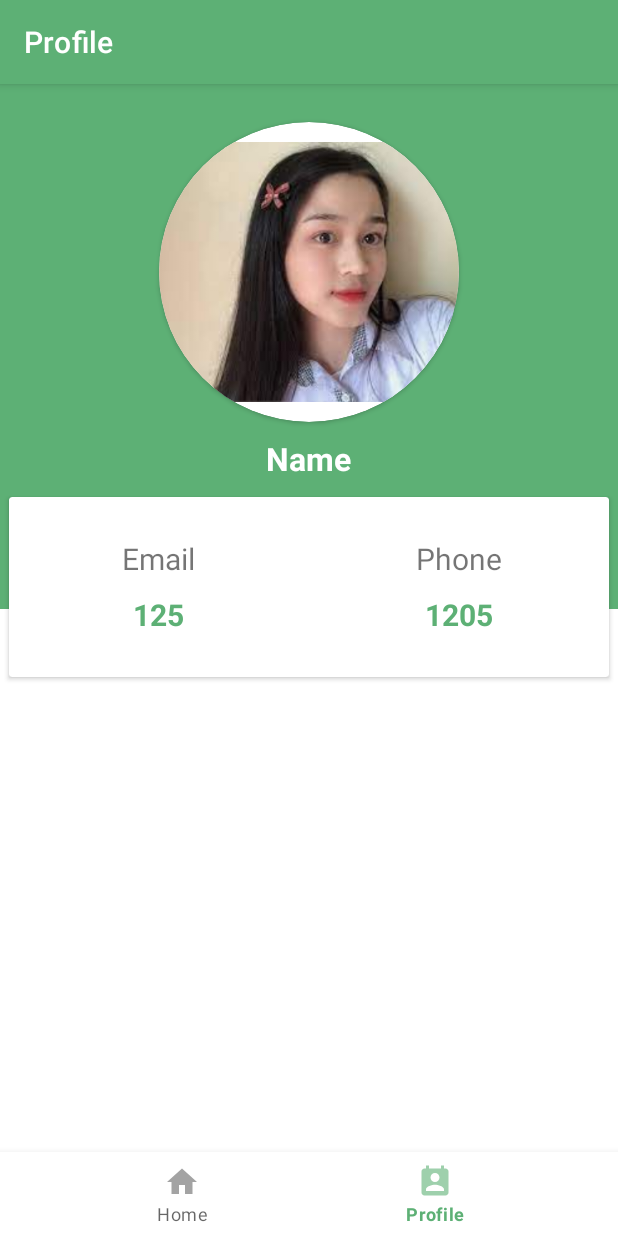
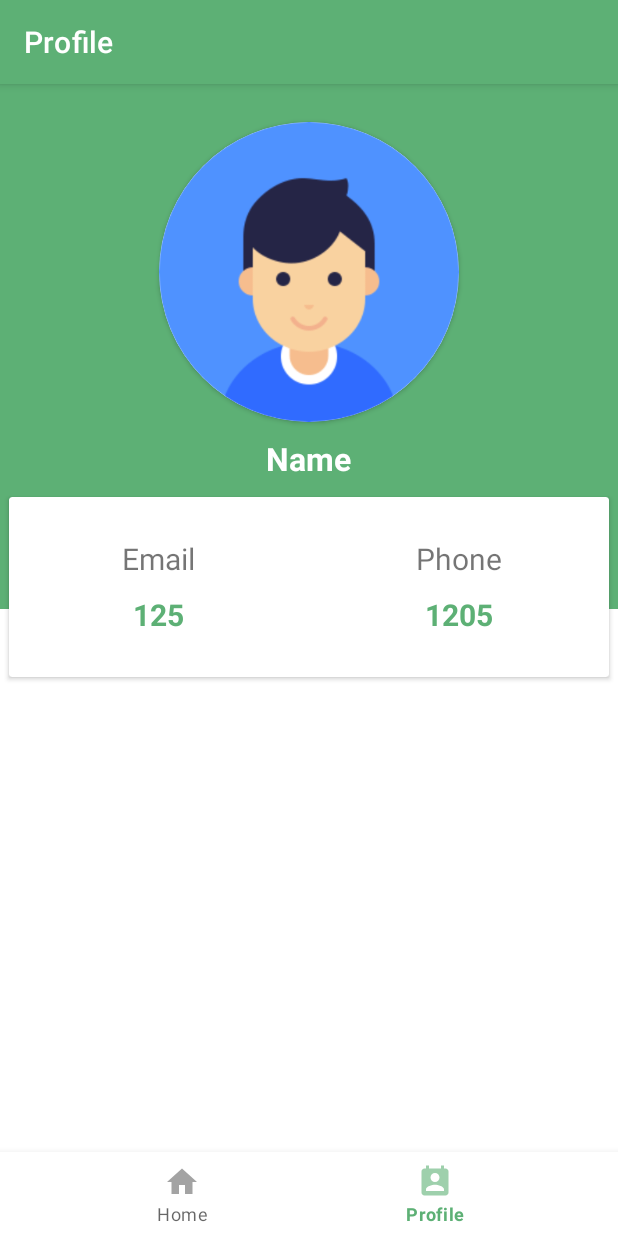
Before and after one commit to newgate1999/PhamTuanAnhTodolist, an Android app: the HomeFragment screen opened directly, with no data from a screen before it, item 2 of the bottom bar chosen, on a phone screen of 412 x 824 dp. Run offline under Robolectric (Android 15) with nearby library versions, the phone set to English and light mode, and no system bars; our stand-ins replace Firebase (no records; nobody signed in at launch, a user with empty details on screens opened directly).

Commit message:
last version

```diff
--- a/app/src/main/java/com/example/phamtuananhtodolist/HomeFragment.java
+++ b/app/src/main/java/com/example/phamtuananhtodolist/HomeFragment.java
@@ -127,7 +127,7 @@ public class HomeFragment extends Fragment {
 
     private void clearDialog() {
         AlertDialog.Builder alert = new AlertDialog.Builder(getContext());
-        alert.setTitle("Notification");
+        alert.setTitle("Thông báo xóa");
         alert.setMessage("Bạn có muốn xóa tất cả các task này không?");
 
         alert.setPositiveButton("Yes", new DialogInterface.OnClickListener() {
@@ -390,7 +390,6 @@ public class HomeFragment extends Fragment {
         editor.apply();
     }
 
-
     private void checkUserStatus() {
         FirebaseUser user = firebaseAuth.getCurrentUser();
         if (user != null) {
--- a/app/src/main/res/layout/fragment_profile.xml
+++ b/app/src/main/res/layout/fragment_profile.xml
@@ -25,7 +25,7 @@
                 <ImageView
                     android:layout_width="match_parent"
                     android:layout_height="match_parent"
-                    android:src="@drawable/anh1"
+                    android:src="@drawable/avatar"
                     />
 
             </androidx.cardview.widget.CardView>
```
Also changed, not shown: app/src/main/res/drawable-v24/avatar.png (added), app/src/main/res/drawable/anh1.jpeg (deleted).
